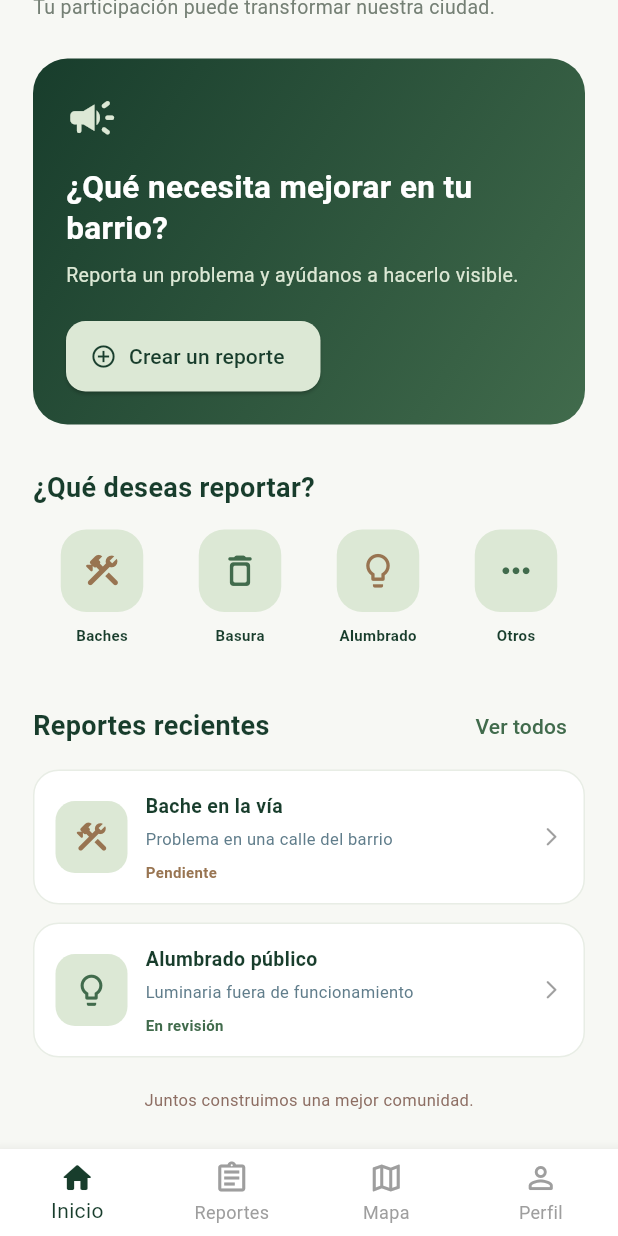
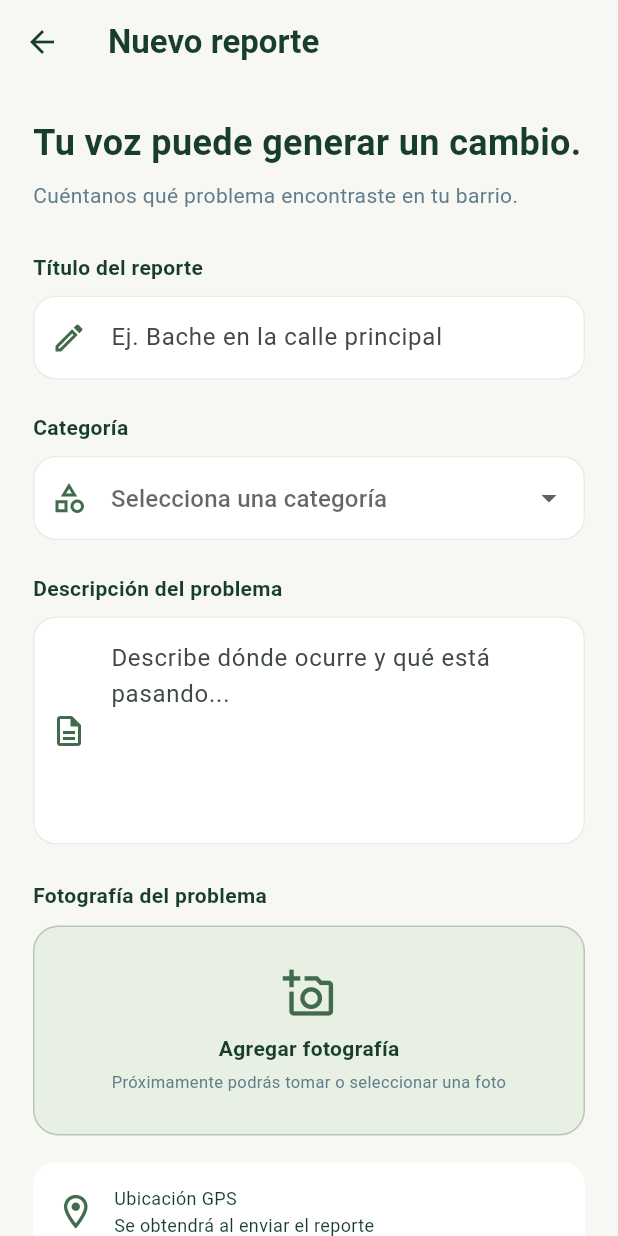
Before and after one commit to alejandra06gd-design/reportes_ciudadanos, a Flutter app: the screen it shows once a user with an empty profile is signed in, scrolled down 146 dp, after a tap on "Crear un reporte", on a phone screen of 412 x 824 dp. Run offline on Flutter 3.47's test engine with Material 3 defaults, Android fonts, the phone set to English and light mode, and no system bars; our stand-ins replace supabase_flutter; accounts and stored records are empty.

Commit message:
Crea formulario de reportes y navegación

```diff
--- /dev/null
+++ b/lib/screens/create_report_screen.dart
@@ -0,0 +1,296 @@
+
+import 'package:flutter/material.dart';
+
+class CreateReportScreen extends StatefulWidget {
+  const CreateReportScreen({super.key});
+
+  @override
+  State<CreateReportScreen> createState() => _CreateReportScreenState();
+}
+
+class _CreateReportScreenState extends State<CreateReportScreen> {
+  static const bosque = Color(0xFF183D2C);
+  static const verde = Color(0xFF416B4C);
+  static const salvia = Color(0xFFDCE8D5);
+
+  final _formKey = GlobalKey<FormState>();
+  final tituloController = TextEditingController();
+  final descripcionController = TextEditingController();
+
+  String? categoria;
+
+  final categorias = [
+    'Bache',
+    'Basura',
+    'Alumbrado público',
+    'Otro',
+  ];
+
+  @override
+  void dispose() {
+    tituloController.dispose();
+    descripcionController.dispose();
+    super.dispose();
+  }
+
+  @override
+  Widget build(BuildContext context) {
+    return Scaffold(
+      backgroundColor: const Color(0xFFF7F8F4),
+      appBar: AppBar(
+        backgroundColor: const Color(0xFFF7F8F4),
+        foregroundColor: bosque,
+        elevation: 0,
+        title: const Text(
+          'Nuevo reporte',
+          style: TextStyle(fontWeight: FontWeight.bold),
+        ),
+      ),
+      body: SafeArea(
+        child: SingleChildScrollView(
+          padding: const EdgeInsets.all(22),
+          child: Form(
+            key: _formKey,
+            child: Column(
+              crossAxisAlignment: CrossAxisAlignment.start,
+              children: [
+                const Text(
+                  'Tu voz puede generar un cambio.',
+                  style: TextStyle(
+                    color: bosque,
+                    fontSize: 24,
+                    fontWeight: FontWeight.bold,
+                  ),
+                ),
+                const SizedBox(height: 8),
+                const Text(
+                  'Cuéntanos qué problema encontraste en tu barrio.',
+                  style: TextStyle(
+                    color: Colors.blueGrey,
+                    fontSize: 14,
+                  ),
+                ),
+                const SizedBox(height: 28),
+
+                const Text(
+                  'Título del reporte',
+                  style: TextStyle(
+                    color: bosque,
+                    fontWeight: FontWeight.bold,
+                  ),
+                ),
+                const SizedBox(height: 9),
+                TextFormField(
+                  controller: tituloController,
+                  decoration: _decoracion(
+                    'Ej. Bache en la calle principal',
+                    Icons.edit_outlined,
+                  ),
+                  validator: (value) {
+                    if (value == null || value.trim().isEmpty) {
+                      return 'Ingresa el título del reporte.';
+                    }
+                    return null;
+                  },
+                ),
+
+                const SizedBox(height: 22),
+
+                const Text(
+                  'Categoría',
+                  style: TextStyle(
+                    color: bosque,
+                    fontWeight: FontWeight.bold,
+                  ),
+                ),
+                const SizedBox(height: 9),
+                DropdownButtonFormField<String>(
+                  initialValue: categoria,
+                  decoration: _decoracion(
+                    'Selecciona una categoría',
+                    Icons.category_outlined,
+                  ),
+                  items: categorias.map((item) {
+                    return DropdownMenuItem(
+                      value: item,
+                      child: Text(item),
+                    );
+                  }).toList(),
+                  onChanged: (value) {
+                    setState(() {
+                      categoria = value;
+                    });
+                  },
+                  validator: (value) {
+                    if (value == null) {
+                      return 'Selecciona una categoría.';
+                    }
+                    return null;
+                  },
+                ),
+
+                const SizedBox(height: 22),
+
+                const Text(
+                  'Descripción del problema',
+                  style: TextStyle(
+                    color: bosque,
+                    fontWeight: FontWeight.bold,
+                  ),
+                ),
+                const SizedBox(height: 9),
+                TextFormField(
+                  controller: descripcionController,
+                  maxLines: 5,
+                  decoration: _decoracion(
+                    'Describe dónde ocurre y qué está pasando...',
+                    Icons.description_outlined,
+                  ),
+                  validator: (value) {
+                    if (value == null || value.trim().isEmpty) {
+                      return 'Describe el problema.';
+                    }
+                    return null;
+                  },
+                ),
+
+                const SizedBox(height: 24),
+
+                const Text(
+                  'Fotografía del problema',
+                  style: TextStyle(
+                    color: bosque,
+                    fontWeight: FontWeight.bold,
+                  ),
+                ),
+                const SizedBox(height: 10),
+                Container(
+                  width: double.infinity,
+                  padding: const EdgeInsets.symmetric(vertical: 27),
+                  decoration: BoxDecoration(
+                    color: salvia.withValues(alpha: 0.55),
+                    borderRadius: BorderRadius.circular(17),
+                    border: Border.all(color: verde.withValues(alpha: 0.3)),
+                  ),
+                  child: const Column(
+                    children: [
+                      Icon(
+                        Icons.add_a_photo_outlined,
+                        color: verde,
+                        size: 35,
+                      ),
+                      SizedBox(height: 9),
+                      Text(
+                        'Agregar fotografía',
+                        style: TextStyle(
+                          color: bosque,
+                          fontWeight: FontWeight.bold,
+                        ),
+                      ),
+                      SizedBox(height: 4),
+                      Text(
+                        'Próximamente podrás tomar o seleccionar una foto',
+                        textAlign: TextAlign.center,
+                        style: TextStyle(
+                          color: Colors.blueGrey,
+                          fontSize: 11,
+                        ),
+                      ),
+                    ],
+                  ),
+                ),
+
+                const SizedBox(height: 18),
+
+                Container(
+                  padding: const EdgeInsets.all(15),
+                  decoration: BoxDecoration(
+                    color: Colors.white,
+                    borderRadius: BorderRadius.circular(15),
+                  ),
+                  child: const Row(
+                    children: [
+                      Icon(
+                        Icons.location_on_outlined,
+                        color: verde,
+                        size: 27,
+                      ),
+                      SizedBox(width: 12),
+                      Expanded(
+                        child: Text(
+                          'Ubicación GPS\nSe obtendrá al enviar el reporte',
+                          style: TextStyle(
+                            color: bosque,
+                            fontSize: 12,
+                            height: 1.5,
+                          ),
+                        ),
+                      ),
+                    ],
+                  ),
+                ),
+
+                const SizedBox(height: 28),
+
+                SizedBox(
+                  width: double.infinity,
+                  height: 54,
+                  child: ElevatedButton.icon(
+                    onPressed: () {
+                      if (_formKey.currentState!.validate()) {
+                        ScaffoldMessenger.of(context).showSnackBar(
+                          const SnackBar(
+                            content: Text(
+                              'Formulario validado. Próximo paso: guardar el reporte.',
+                            ),
+                          ),
+                        );
+                      }
+                    },
+                    icon: const Icon(Icons.send_rounded),
+                    label: const Text(
+                      'Continuar con el reporte',
+                      style: TextStyle(
+                        fontWeight: FontWeight.bold,
+                        fontSize: 14,
+                      ),
+                    ),
+                    style: ElevatedButton.styleFrom(
+                      backgroundColor: bosque,
+                      foregroundColor: Colors.white,
+                      shape: RoundedRectangleBorder(
+                        borderRadius: BorderRadius.circular(15),
+                      ),
+                    ),
+                  ),
+                ),
+              ],
+            ),
+          ),
+        ),
+      ),
+    );
+  }
+
+  InputDecoration _decoracion(String texto, IconData icono) {
+    return InputDecoration(
+      hintText: texto,
+      prefixIcon: Icon(icono, color: verde),
+      filled: true,
+      fillColor: Colors.white,
+      contentPadding: const EdgeInsets.all(16),
+      border: OutlineInputBorder(
+        borderRadius: BorderRadius.circular(15),
+        borderSide: BorderSide.none,
+      ),
+      enabledBorder: OutlineInputBorder(
+        borderRadius: BorderRadius.circular(15),
+        borderSide: const BorderSide(color: Color(0xFFE8EDE5)),
+      ),
+      focusedBorder: OutlineInputBorder(
+        borderRadius: BorderRadius.circular(15),
+        borderSide: const BorderSide(color: verde, width: 1.5),
+      ),
+    );
+  }
+}
--- a/lib/screens/home_screen.dart
+++ b/lib/screens/home_screen.dart
@@ -1,5 +1,6 @@
 import 'package:flutter/material.dart';
 import 'package:supabase_flutter/supabase_flutter.dart';
+import 'create_report_screen.dart';
 
 class HomeScreen extends StatelessWidget {
   const HomeScreen({super.key});
@@ -170,7 +171,14 @@ class HomeScreen extends StatelessWidget {
                     SizedBox(
                       height: 47,
                       child: ElevatedButton.icon(
-                        onPressed: () {},
+                        onPressed: () {
+                          Navigator.push(
+                            context,
+                            MaterialPageRoute(
+                              builder: (context) => const CreateReportScreen(),
+                            ),
+                          );
+                        },
                         icon: const Icon(Icons.add_circle_outline),
                         label: const Text('Crear un reporte'),
                         style: ElevatedButton.styleFrom(
```
